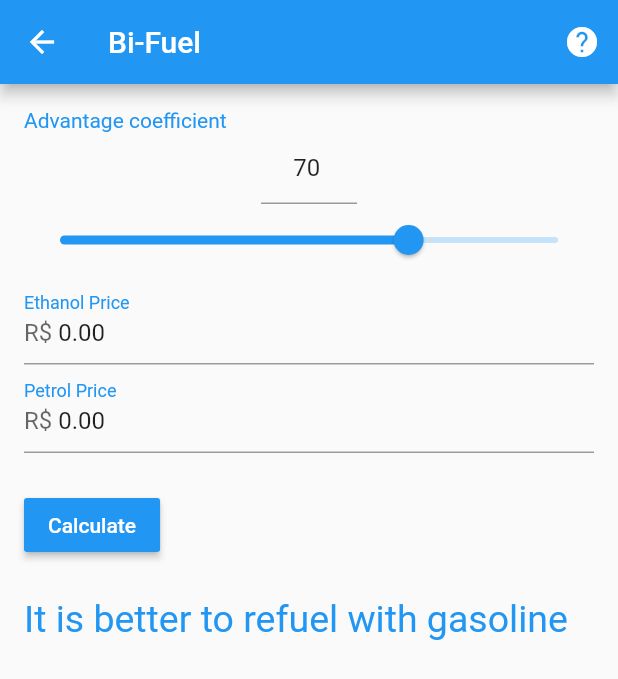
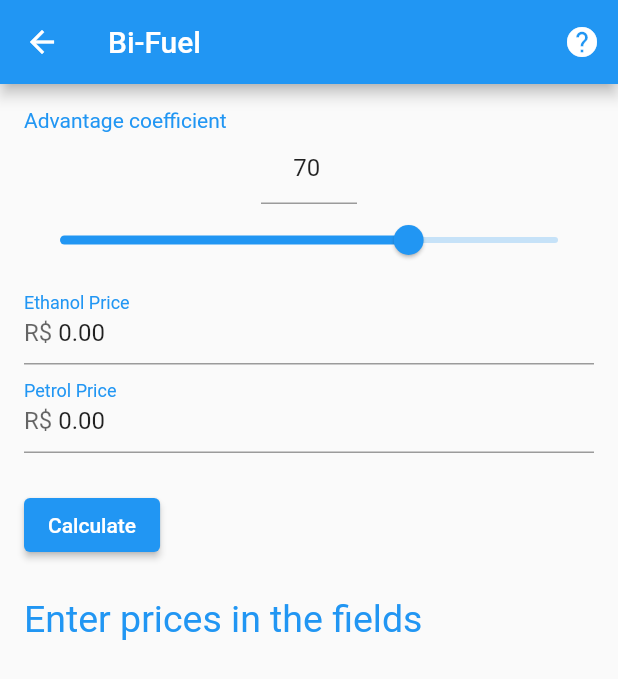
Before and after one commit to EduardoLima03/rigntfuel, a Flutter app: the BiFuelPage screen opened directly, after a tap on "Calculate", on a phone screen of 412 x 824 dp. Shown: the top 679 px of the screen. Run offline on Flutter 3.47's test engine with Material 2 defaults, Android fonts, the phone set to English and light mode, and no system bars; our stand-ins replace flutter_masked_text; missing offline and left inert: admob_flutter.

Commit message:
atl do intl, correçoes de erros

```diff
--- a/lang/en.json
+++ b/lang/en.json
@@ -22,5 +22,6 @@
     "help_odometer_2":"In this field, it is the place to enter the mileage that is on the vehicle's dashboard at the time you are filling up a second time.",
     "help_fuel":"In the fuel field, it receives the value in liters (as marked on the pump) fueled. This is not following supply.",
     "help_bifuel":"It's simple, just divide the value of ethanol by gasoline, if the result is less than the chosen coefficient, it pays to supply with ethanol.",
-    "help_bifuel2": "*The coefficient is the difference in performance of your vehicle with each fuel. For new vehicles this coefficient is 75%. In general, the application will use 70%, but you can change at any time."
+    "help_bifuel2": "*The coefficient is the difference in performance of your vehicle with each fuel. For new vehicles this coefficient is 75%. In general, the application will use 70%, but you can change at any time.",
+    "help_zero":"Enter prices in the fields"
 }
--- a/lang/es.json
+++ b/lang/es.json
@@ -22,6 +22,6 @@
     "help_odometer_2":"En este campo, es el lugar para ingresar el kilometraje que se encuentra en el tablero del vehículo en el momento en que está llenando por segunda vez.",
     "help_fuel":"En el campo de combustible, recibe el valor en litros (como está marcado en la bomba) alimentado. Esto no sigue el suministro.",
     "help_bifuel":"Es simple, solo divida el valor del etanol por la gasolina, si el resultado es menor que el coeficiente elegido, vale la pena suministrar etanol.",
-    "help_bifuel2": "* El coeficiente es la diferencia en el desempeño de su vehículo con cada combustible. Para vehículos nuevos, este coeficiente es del 75%. En general, la aplicación utilizará el 70%, pero puedes cambiar en cualquier momento."
-
+    "help_bifuel2": "* El coeficiente es la diferencia en el desempeño de su vehículo con cada combustible. Para vehículos nuevos, este coeficiente es del 75%. En general, la aplicación utilizará el 70%, pero puedes cambiar en cualquier momento.",
+    "help_zero":"Ingrese precios en los campos"
 }
--- a/lang/pt.json
+++ b/lang/pt.json
@@ -22,5 +22,6 @@
     "help_odometer_2":"Nesse campo, é o local para colocar a quilometragem que está no painel do veículo na hora que você estiver abastecendo pela segunda vez.",
     "help_fuel":"No campo combustível recebe o valor em litros (do jeito que marca na bomba) abastecido. Isso no seguindo abastecimento.",
     "help_bifuel":"É coisa simples, é só dividir o valor do etanol pela da gasolina, se o resultado for menor que o coeficiente escolhido, compensa abastece com etanol.",
-    "help_bifuel2": "*O coeficiente é a diferença de desempenho do seu veículo com cada combustível. Para veículos novos esse coeficiente de 75%. De forma geral, o aplicativo usará 70%, mas você pode mudar a qualquer momento."
+    "help_bifuel2": "*O coeficiente é a diferença de desempenho do seu veículo com cada combustível. Para veículos novos esse coeficiente de 75%. De forma geral, o aplicativo usará 70%, mas você pode mudar a qualquer momento.",
+    "help_zero":"Digite os preços nos campos"
 }
--- a/lib/main.dart
+++ b/lib/main.dart
@@ -77,26 +77,24 @@ class _MyHomePageState extends State<MyHomePage> {
         child: Column(
           mainAxisAlignment: MainAxisAlignment.center,
           children: <Widget>[
-            RaisedButton(
+            ElevatedButton(
                 child: Text(
                   AppLocalizations.of(context).translate('consumption'),
                   style: TextStyle(color: Colors.white),
                 ),
-                color: Theme.of(context).accentColor,
                 onPressed: () {
                   Navigator.push(
                       context,
                       MaterialPageRoute(
                           builder: (contex) => AverageConsumptionPage()));
                 }),
-            RaisedButton(
+            ElevatedButton(
                 child: Text(
                   AppLocalizations.of(context).translate('bifuel'),
                   style: TextStyle(
                     color: Colors.white,
                   ),
                 ),
-                color: Theme.of(context).accentColor,
                 onPressed: () {
                   Navigator.push(context,
                       MaterialPageRoute(builder: (context) => BiFuelPage()));
--- a/lib/views/average_consumption_page.dart
+++ b/lib/views/average_consumption_page.dart
@@ -148,8 +148,6 @@ class _AverageConsumptionPageState extends State<AverageConsumptionPage> {
                         AppLocalizations.of(context).translate('hint_text_2'),
                   ),
                   validator: (value) {
-                    // TODO erro de validação
-
                     if (_enableValidator == true) {
                       if (int.parse((_finalOdometer.text)) <=
                           int.parse(_initialOdometer.text)) {
@@ -182,12 +180,11 @@ class _AverageConsumptionPageState extends State<AverageConsumptionPage> {
                 SizedBox(
                   height: 10,
                 ),
-                RaisedButton(
+                ElevatedButton(
                     child: Text(
                       AppLocalizations.of(context).translate('calculate'),
                       style: TextStyle(color: Colors.white),
                     ),
-                    color: Theme.of(context).accentColor,
                     onPressed: _calculationConsumption),
                 SizedBox(
                   height: 10,
--- a/lib/views/bi_fuel_page.dart
+++ b/lib/views/bi_fuel_page.dart
@@ -17,26 +17,25 @@ class _BiFuelPageState extends State<BiFuelPage> {
   final _controllerGasolina =
       MoneyMaskedTextController(decimalSeparator: '.', thousandSeparator: ',');
 
+  setMensagem(key) {
+    setState(() {
+      _mensg = AppLocalizations.of(context).translate(key);
+    });
+  }
+
   void calculo() {
     double porcentegem = _continuousValue / 100;
     double gasolina = double.parse(_controllerGasolina.text);
     double etanol = double.parse(_controllerEtanol.text);
-    /**
-     * TODO erro 0
-     *
-     * esta entendo a realizão do calculo quando nada é digital, na verdade os
-     * campos tem velor pela mascara que inicia com o valor 0.00. o programa
-     * não pode acontecer isso. Resolver no proximo comint ou branch
-     */
 
-    if ((etanol / gasolina) <= porcentegem) {
-      setState(() {
-        _mensg = AppLocalizations.of(context).translate('smt_ethanol');
-      });
+    if (gasolina == 0.0 || etanol == 0.0) {
+      setMensagem('help_zero');
     } else {
-      setState(() {
-        _mensg = AppLocalizations.of(context).translate('smt_gasoline');
-      });
+      if ((etanol / gasolina) <= porcentegem) {
+        setMensagem('smt_ethanol');
+      } else {
+        setMensagem('smt_gasoline');
+      }
     }
   }
 
@@ -149,13 +148,12 @@ class _BiFuelPageState extends State<BiFuelPage> {
               SizedBox(
                 height: 24,
               ),
-              RaisedButton(
+              ElevatedButton(
                 onPressed: calculo,
                 child: Text(
                   AppLocalizations.of(context).translate('calculate'),
                   style: TextStyle(color: Colors.white),
                 ),
-                color: Theme.of(context).accentColor,
               ),
               SizedBox(
                 height: 24,
--- a/pubspec.yaml
+++ b/pubspec.yaml
@@ -32,7 +32,7 @@ dependencies:
   # Use with the CupertinoIcons class for iOS style icons.
   cupertino_icons: ^0.1.3
 
-  intl: ^0.16.1
+  intl: ^0.17.0
 
   # Mascara para entrado de preço
   flutter_masked_text: ^0.8.0
```
Also changed, not shown: pubspec.lock.
